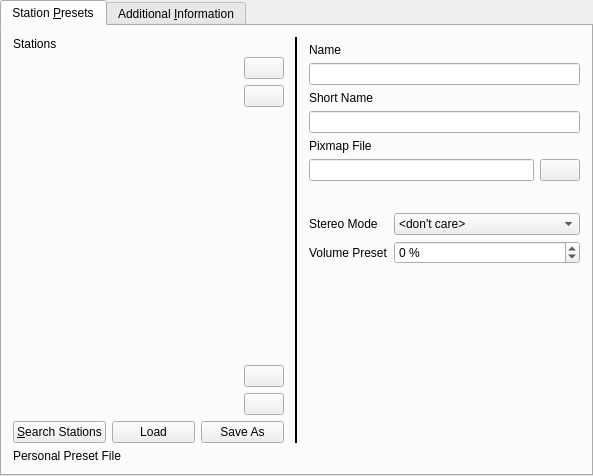
The window that plugins/radio/radio-configuration-ui.ui (pbek/kradio) describes before a commit, drawn with Qt 5.
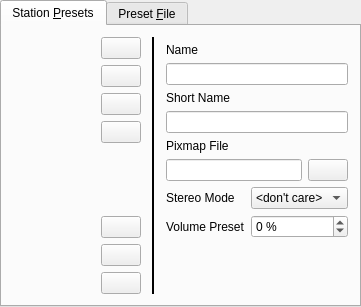
The same window after the commit. Custom widgets are drawn as their Qt base class.

Commit message: Big Configuration Dialog Size Fix: The size should fit now on netbooks

Patch:
```diff
--- a/plugins/radio/radio-configuration-ui.ui
+++ b/plugins/radio/radio-configuration-ui.ui
@@ -6,8 +6,8 @@
    <rect>
     <x>0</x>
     <y>0</y>
-    <width>593</width>
-    <height>476</height>
+    <width>361</width>
+    <height>307</height>
    </rect>
   </property>
   <layout class="QGridLayout">
@@ -29,16 +29,6 @@
          <property name="rightMargin">
           <number>5</number>
          </property>
-         <item>
-          <widget class="QLabel" name="labelStationList">
-           <property name="text">
-            <string>Stations</string>
-           </property>
-           <property name="wordWrap">
-            <bool>false</bool>
-           </property>
-          </widget>
-         </item>
          <item>
           <layout class="QVBoxLayout">
            <item>
@@ -46,11 +36,17 @@
              <item>
               <widget class="RadioStationListView" name="listStations" native="true">
                <property name="sizePolicy">
-                <sizepolicy hsizetype="Expanding" vsizetype="Preferred">
+                <sizepolicy hsizetype="MinimumExpanding" vsizetype="Expanding">
                  <horstretch>0</horstretch>
                  <verstretch>0</verstretch>
                 </sizepolicy>
                </property>
+               <property name="minimumSize">
+                <size>
+                 <width>20</width>
+                 <height>20</height>
+                </size>
+               </property>
               </widget>
              </item>
              <item>
@@ -70,30 +66,84 @@
                 </widget>
                </item>
                <item>
-                <spacer name="spacer4">
+                <widget class="KPushButton" name="buttonStationUp">
+                 <property name="text">
+                  <string/>
+                 </property>
+                </widget>
+               </item>
+               <item>
+                <widget class="KPushButton" name="buttonStationDown">
+                 <property name="text">
+                  <string/>
+                 </property>
+                </widget>
+               </item>
+               <item>
+                <spacer name="verticalSpacer">
                  <property name="orientation">
                   <enum>Qt::Vertical</enum>
                  </property>
-                 <property name="sizeType">
-                  <enum>QSizePolicy::Expanding</enum>
-                 </property>
                  <property name="sizeHint" stdset="0">
                   <size>
                    <width>20</width>
-                   <height>10</height>
+                   <height>40</height>
                   </size>
                  </property>
                 </spacer>
                </item>
                <item>
-                <widget class="KPushButton" name="buttonStationUp">
+                <widget class="KPushButton" name="buttonSearchStations">
+                 <property name="sizePolicy">
+                  <sizepolicy hsizetype="Minimum" vsizetype="Fixed">
+                   <horstretch>1</horstretch>
+                   <verstretch>1</verstretch>
+                  </sizepolicy>
+                 </property>
+                 <property name="toolTip">
+                  <string>Search Stations</string>
+                 </property>
+                 <property name="whatsThis">
+                  <string>Search Stations</string>
+                 </property>
                  <property name="text">
                   <string/>
                  </property>
                 </widget>
                </item>
                <item>
-                <widget class="KPushButton" name="buttonStationDown">
+                <widget class="KPushButton" name="buttonLoadPresets">
+                 <property name="sizePolicy">
+                  <sizepolicy hsizetype="Minimum" vsizetype="Fixed">
+                   <horstretch>1</horstretch>
+                   <verstretch>1</verstretch>
+                  </sizepolicy>
+                 </property>
+                 <property name="toolTip">
+                  <string>Load Presets</string>
+                 </property>
+                 <property name="whatsThis">
+                  <string>Load Presets</string>
+                 </property>
+                 <property name="text">
+                  <string/>
+                 </property>
+                </widget>
+               </item>
+               <item>
+                <widget class="KPushButton" name="buttonStorePresets">
+                 <property name="sizePolicy">
+                  <sizepolicy hsizetype="Minimum" vsizetype="Fixed">
+                   <horstretch>1</horstretch>
+                   <verstretch>1</verstretch>
+                  </sizepolicy>
+                 </property>
+                 <property name="toolTip">
+                  <string>Save Presets as ...</string>
+                 </property>
+                 <property name="whatsThis">
+                  <string>Save Presets as ...</string>
+                 </property>
                  <property name="text">
                   <string/>
                  </property>
@@ -104,47 +154,7 @@
             </layout>
            </item>
            <item>
-            <layout class="QHBoxLayout">
-             <item>
-              <widget class="KPushButton" name="buttonSearchStations">
-               <property name="sizePolicy">
-                <sizepolicy hsizetype="Minimum" vsizetype="Fixed">
-                 <horstretch>1</horstretch>
-                 <verstretch>1</verstretch>
-                </sizepolicy>
-               </property>
-               <property name="text">
-                <string>&amp;Search Stations</string>
-               </property>
-              </widget>
-             </item>
-             <item>
-              <widget class="KPushButton" name="buttonLoadPresets">
-               <property name="sizePolicy">
-                <sizepolicy hsizetype="Minimum" vsizetype="Fixed">
-                 <horstretch>1</horstretch>
-                 <verstretch>1</verstretch>
-                </sizepolicy>
-               </property>
-               <property name="text">
-                <string>Load</string>
-               </property>
-              </widget>
-             </item>
-             <item>
-              <widget class="KPushButton" name="buttonStorePresets">
-               <property name="sizePolicy">
-                <sizepolicy hsizetype="Minimum" vsizetype="Fixed">
-                 <horstretch>1</horstretch>
-                 <verstretch>1</verstretch>
-                </sizepolicy>
-               </property>
-               <property name="text">
-                <string>Save As</string>
-               </property>
-              </widget>
-             </item>
-            </layout>
+            <layout class="QHBoxLayout"/>
            </item>
           </layout>
          </item>
@@ -261,48 +271,6 @@
            </item>
           </layout>
          </item>
-         <item>
-          <layout class="QHBoxLayout">
-           <item>
-            <widget class="QLabel" name="pixmapStation">
-             <property name="sizePolicy">
-              <sizepolicy hsizetype="Preferred" vsizetype="Preferred">
-               <horstretch>0</horstretch>
-               <verstretch>0</verstretch>
-              </sizepolicy>
-             </property>
-             <property name="minimumSize">
-              <size>
-               <width>20</width>
-               <height>20</height>
-              </size>
-             </property>
-             <property name="scaledContents">
-              <bool>true</bool>
-             </property>
-             <property name="wordWrap">
-              <bool>false</bool>
-             </property>
-            </widget>
-           </item>
-           <item>
-            <spacer name="spacer7">
-             <property name="orientation">
-              <enum>Qt::Horizontal</enum>
-             </property>
-             <property name="sizeType">
-              <enum>QSizePolicy::Expanding</enum>
-             </property>
-             <property name="sizeHint" stdset="0">
-              <size>
-               <width>10</width>
-               <height>5</height>
-              </size>
-             </property>
-            </spacer>
-           </item>
-          </layout>
-         </item>
          <item>
           <layout class="QGridLayout" name="gridLayout_4">
            <item row="0" column="1">
@@ -402,23 +370,6 @@
          </item>
         </layout>
        </item>
-       <item row="1" column="0" colspan="3">
-        <layout class="QHBoxLayout">
-         <item>
-          <widget class="QLabel" name="editLabelPresetFile">
-           <property name="text">
-            <string>Personal Preset File</string>
-           </property>
-           <property name="wordWrap">
-            <bool>false</bool>
-           </property>
-          </widget>
-         </item>
-         <item>
-          <widget class="KUrlRequester" name="editPresetFile"/>
-         </item>
-        </layout>
-       </item>
        <item row="0" column="1">
         <widget class="KSeparator" name="kseparator">
          <property name="sizePolicy">
@@ -439,29 +390,23 @@
      </widget>
      <widget class="QWidget" name="About">
       <attribute name="title">
-       <string>Additional &amp;Information</string>
+       <string>Preset &amp;File</string>
       </attribute>
-      <layout class="QGridLayout">
-       <property name="margin">
-        <number>11</number>
-       </property>
-       <item row="5" column="1">
-        <spacer name="spacer6">
-         <property name="orientation">
-          <enum>Qt::Vertical</enum>
+      <layout class="QGridLayout" name="gridLayout">
+       <item row="0" column="0">
+        <widget class="QLabel" name="editLabelPresetFile">
+         <property name="text">
+          <string>Personal Preset File</string>
          </property>
-         <property name="sizeType">
-          <enum>QSizePolicy::Expanding</enum>
+         <property name="wordWrap">
+          <bool>false</bool>
          </property>
-         <property name="sizeHint" stdset="0">
-          <size>
-           <width>21</width>
-           <height>20</height>
-          </size>
-         </property>
-        </spacer>
+        </widget>
        </item>
-       <item row="0" column="0" colspan="3">
+       <item row="0" column="1">
+        <widget class="KUrlRequester" name="editPresetFile"/>
+       </item>
+       <item row="1" column="0" colspan="2">
         <layout class="QGridLayout">
          <item row="3" column="0">
           <widget class="QLabel" name="labelCity">
@@ -570,7 +515,7 @@
          </item>
         </layout>
        </item>
-       <item row="1" column="1">
+       <item row="2" column="0" colspan="2">
         <spacer name="spacer7_2">
          <property name="orientation">
           <enum>Qt::Vertical</enum>
@@ -586,7 +531,7 @@
          </property>
         </spacer>
        </item>
-       <item row="2" column="0" colspan="3">
+       <item row="3" column="0" colspan="2">
         <widget class="QLabel" name="textLabel1">
          <property name="text">
           <string>&lt;p align=&quot;center&quot;&gt;Click on the link below to contribute this station preset file to the kradio project.&lt;/p&gt;</string>
@@ -599,8 +544,28 @@
          </property>
         </widget>
        </item>
-       <item row="4" column="1">
-        <widget class="KUrlLabel" name="mailLabel"/>
+       <item row="4" column="0" colspan="2">
+        <widget class="KUrlLabel" name="mailLabel">
+         <property name="alignment">
+          <set>Qt::AlignCenter</set>
+         </property>
+        </widget>
+       </item>
+       <item row="5" column="0" colspan="2">
+        <spacer name="spacer6">
+         <property name="orientation">
+          <enum>Qt::Vertical</enum>
+         </property>
+         <property name="sizeType">
+          <enum>QSizePolicy::Expanding</enum>
+         </property>
+         <property name="sizeHint" stdset="0">
+          <size>
+           <width>21</width>
+           <height>20</height>
+          </size>
+         </property>
+        </spacer>
        </item>
       </layout>
      </widget>
```
Left out of the diff: 4 changed lines with no effect on the pictures. The commit also changes 9 other files.
